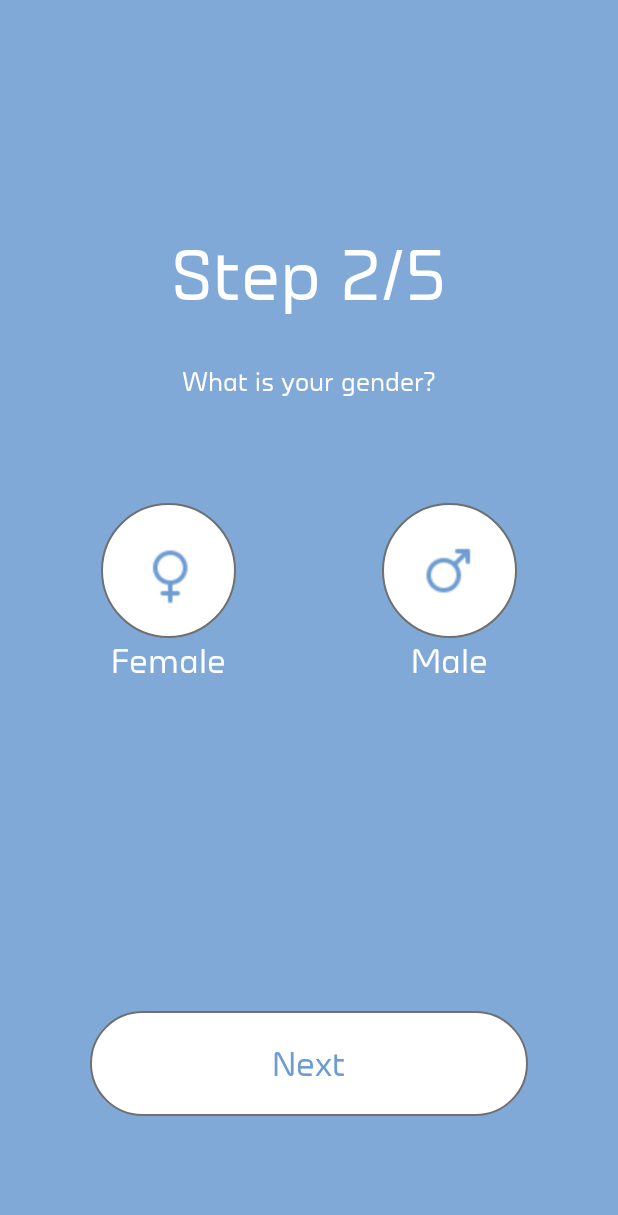
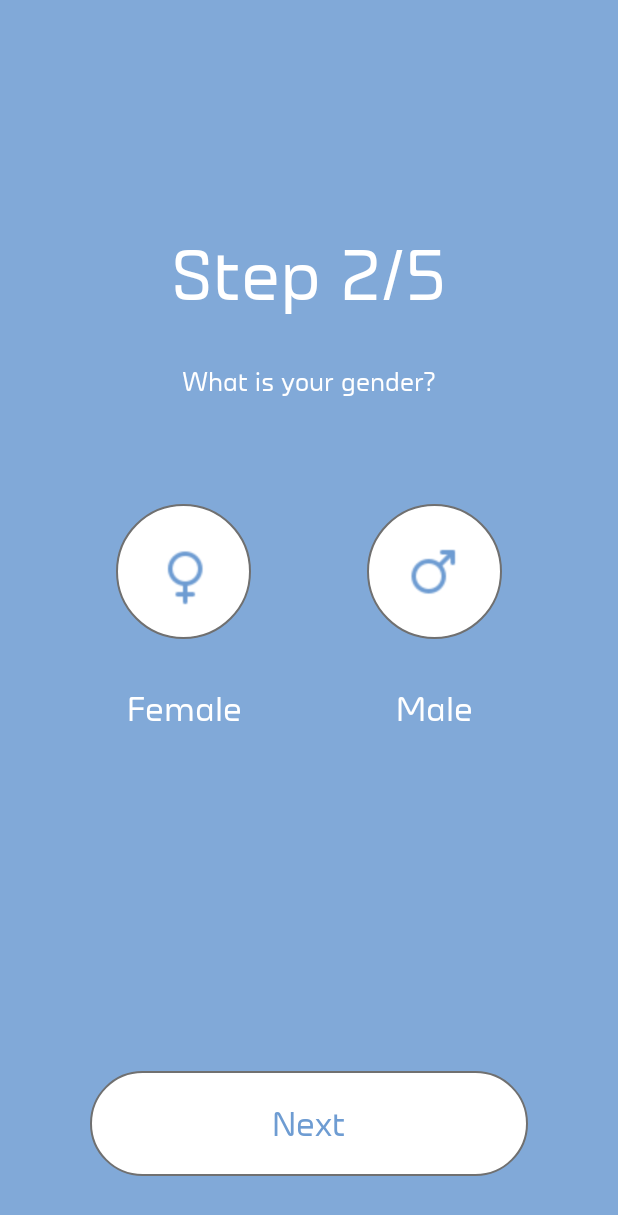
Before and after one commit to llMaximll/Gym, an Android app: the screen it shows after launch (LaunchActivity), after a tap on an icon or button, on a phone screen of 412 x 824 dp. Shown: the top 1215 px of the screen. Run offline under Robolectric (Android 15) with nearby library versions, the phone set to English and light mode, and no system bars.

Commit message:
Изменил верстку всех фрагментов, добавил guidelines к некоторым

```diff
--- a/app/src/main/res/layout/fragment_hello_2.xml
+++ b/app/src/main/res/layout/fragment_hello_2.xml
@@ -1,8 +1,9 @@
 <?xml version="1.0" encoding="utf-8"?>
 <androidx.constraintlayout.widget.ConstraintLayout xmlns:android="http://schemas.android.com/apk/res/android"
+    xmlns:app="http://schemas.android.com/apk/res-auto"
+    xmlns:tools="http://schemas.android.com/tools"
     android:layout_width="match_parent"
     android:layout_height="match_parent"
-    xmlns:app="http://schemas.android.com/apk/res-auto"
     android:background="#992E70BE">
 
     <TextView
@@ -13,8 +14,8 @@
         android:layout_marginTop="150dp"
         android:layout_marginEnd="8dp"
         android:text="Step 2/5"
+        android:textColor="@color/white"
         android:textSize="50sp"
-        android:textColor="@color/white"
         app:layout_constraintEnd_toEndOf="parent"
         app:layout_constraintStart_toStartOf="parent"
         app:layout_constraintTop_toTopOf="parent" />
@@ -27,77 +28,95 @@
         android:layout_marginTop="30dp"
         android:layout_marginEnd="8dp"
         android:text="What is your gender?"
+        android:textColor="@color/white"
         android:textSize="18sp"
-        android:textColor="@color/white"
-        app:layout_constraintEnd_toEndOf="parent"
-        app:layout_constraintStart_toStartOf="parent"
+        app:layout_constraintEnd_toEndOf="@+id/step_textView"
+        app:layout_constraintStart_toStartOf="@+id/step_textView"
         app:layout_constraintTop_toBottomOf="@id/step_textView" />
 
     <FrameLayout
         android:id="@+id/frameLayout1"
-        android:layout_width="150dp"
-        android:layout_height="150dp"
-        android:layout_marginTop="40dp"
-        app:layout_constraintTop_toBottomOf="@id/description_textView"
-        app:layout_constraintEnd_toStartOf="@id/frameLayout2"
-        app:layout_constraintStart_toStartOf="parent">
+        android:layout_width="wrap_content"
+        android:layout_height="wrap_content"
+        android:layout_marginTop="56dp"
+        app:layout_constraintBottom_toTopOf="@+id/male_textView"
+        app:layout_constraintEnd_toStartOf="@+id/frameLayout2"
+        app:layout_constraintHorizontal_bias="0.5"
+        app:layout_constraintStart_toStartOf="parent"
+        app:layout_constraintTop_toBottomOf="@id/description_textView">
 
         <ImageButton
             android:id="@+id/female_imageButton"
             android:layout_width="90dp"
             android:layout_height="90dp"
             android:layout_gravity="center"
-            android:background="@drawable/button_launch_rectangle_selector"/>
+            android:background="@drawable/button_launch_rectangle_selector" />
 
         <ImageView
             android:layout_width="wrap_content"
             android:layout_height="wrap_content"
             android:layout_gravity="center"
-            android:src="@mipmap/female"/>
+            android:src="@mipmap/female" />
+
+    </FrameLayout>
 
     <TextView
         android:id="@+id/male_textView"
-            android:layout_width="match_parent"
+        android:layout_width="wrap_content"
         android:layout_height="wrap_content"
         android:layout_gravity="bottom"
+        android:layout_marginTop="16dp"
+        android:layout_marginBottom="172dp"
         android:gravity="center"
         android:text="Female"
         android:textColor="@color/white"
-            android:textSize="24sp"/>
-    </FrameLayout>
+        android:textSize="24sp"
+        app:layout_constraintBottom_toTopOf="@id/guideline3"
+        app:layout_constraintEnd_toEndOf="@+id/frameLayout1"
+        app:layout_constraintStart_toStartOf="@+id/frameLayout1"
+        app:layout_constraintTop_toBottomOf="@+id/frameLayout1" />
 
     <FrameLayout
         android:id="@+id/frameLayout2"
-        android:layout_width="150dp"
-        android:layout_height="150dp"
-        android:layout_marginTop="40dp"
-        app:layout_constraintTop_toBottomOf="@id/description_textView"
-        app:layout_constraintStart_toEndOf="@id/frameLayout1"
-        app:layout_constraintEnd_toEndOf="parent">
+        android:layout_width="wrap_content"
+        android:layout_height="wrap_content"
+        android:layout_marginTop="56dp"
+        app:layout_constraintBottom_toTopOf="@+id/female_textView"
+        app:layout_constraintEnd_toEndOf="parent"
+        app:layout_constraintHorizontal_bias="0.5"
+        app:layout_constraintStart_toEndOf="@+id/frameLayout1"
+        app:layout_constraintTop_toBottomOf="@id/description_textView">
 
         <ImageButton
             android:id="@+id/male_imageButton"
             android:layout_width="90dp"
             android:layout_height="90dp"
             android:layout_gravity="center"
-            android:background="@drawable/button_launch_rectangle_selector"/>
+            android:background="@drawable/button_launch_rectangle_selector" />
 
         <ImageView
             android:layout_width="wrap_content"
             android:layout_height="wrap_content"
             android:layout_gravity="center"
-            android:src="@mipmap/male"/>
+            android:src="@mipmap/male" />
+
+    </FrameLayout>
 
     <TextView
         android:id="@+id/female_textView"
-            android:layout_width="match_parent"
+        android:layout_width="wrap_content"
         android:layout_height="wrap_content"
         android:layout_gravity="bottom"
+        android:layout_marginTop="16dp"
+        android:layout_marginBottom="172dp"
         android:gravity="center"
         android:text="Male"
         android:textColor="@color/white"
-            android:textSize="24sp"/>
-    </FrameLayout>
+        android:textSize="24sp"
+        app:layout_constraintBottom_toTopOf="@id/guideline3"
+        app:layout_constraintEnd_toEndOf="@+id/frameLayout2"
+        app:layout_constraintStart_toStartOf="@+id/frameLayout2"
+        app:layout_constraintTop_toBottomOf="@+id/frameLayout2" />
 
     <FrameLayout
         android:id="@+id/frameLayout3"
@@ -106,17 +125,18 @@
         android:layout_marginStart="60dp"
         android:layout_marginTop="8dp"
         android:layout_marginEnd="60dp"
-        android:layout_marginBottom="80dp"
+        android:layout_marginBottom="8dp"
         app:layout_constraintBottom_toBottomOf="parent"
         app:layout_constraintEnd_toEndOf="parent"
-        app:layout_constraintStart_toStartOf="parent">
+        app:layout_constraintStart_toStartOf="parent"
+        app:layout_constraintTop_toBottomOf="@id/guideline3">
 
         <ImageButton
             android:id="@+id/next_imageButton"
             android:layout_width="match_parent"
             android:layout_height="70dp"
             android:layout_gravity="center"
-            android:background="@drawable/button_launch_rectangle_selector"/>
+            android:background="@drawable/button_launch_rectangle_selector" />
 
         <TextView
             android:id="@+id/textView4"
@@ -124,8 +144,15 @@
             android:layout_height="wrap_content"
             android:layout_gravity="center"
             android:text="Next"
-            android:textSize="24sp"
-            android:textColor="#6E9CD2"/>
+            android:textColor="#6E9CD2"
+            android:textSize="24sp" />
     </FrameLayout>
 
+    <androidx.constraintlayout.widget.Guideline
+        android:id="@+id/guideline3"
+        android:layout_width="wrap_content"
+        android:layout_height="wrap_content"
+        android:orientation="horizontal"
+        app:layout_constraintGuide_end="150dp" />
+
 </androidx.constraintlayout.widget.ConstraintLayout>
```
Also changed, not shown: app/src/main/res/layout/fragment_hello_1.xml (+36 -29 lines), app/src/main/res/layout/fragment_hello_3.xml (+33 -19 lines), app/src/main/res/layout/fragment_hello_4.xml (+47 -31 lines), app/src/main/res/layout/fragment_hello_5.xml (+38 -18 lines), app/src/main/res/layout/fragment_log_in.xml (+49 -33 lines). Lines whose indentation alone changed are shown as unchanged.
